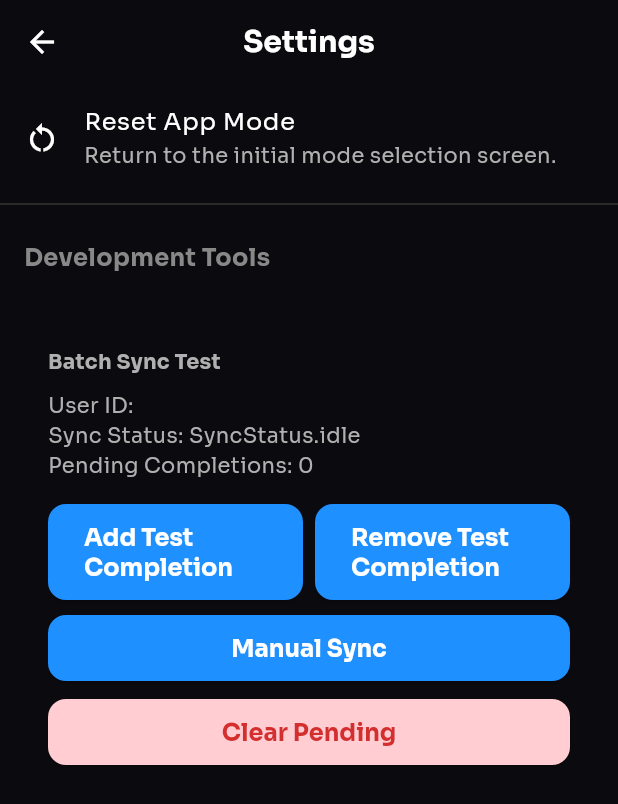
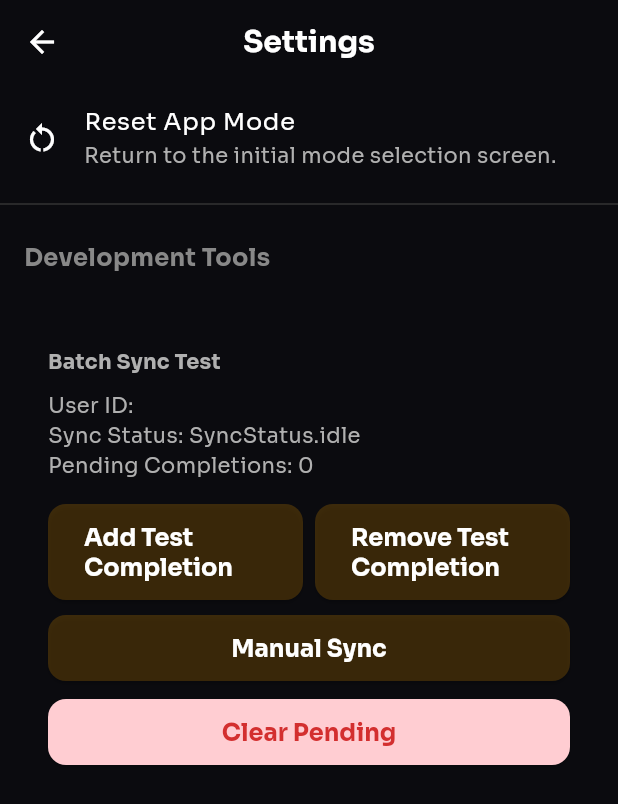
Before and after one commit to Ayush312003/AlphaFlow, a Flutter app: the SettingsPage screen opened by its route, on a phone screen of 412 x 824 dp. Shown: the top 804 px of the screen. Run offline on Flutter 3.47's test engine with Material 3 defaults, Android fonts, the phone set to English and light mode, and no system bars; our stand-ins replace cloud_firestore, firebase_auth, firebase_core, flutter_riverpod, google_fonts, lottie and 2 more; missing offline and left inert: flutter_radar_chart; accounts and stored records are empty; network calls fail.

Commit message:
refine select mode page, etc

```diff
--- a/alphaflow/lib/core/theme/alphaflow_theme.dart
+++ b/alphaflow/lib/core/theme/alphaflow_theme.dart
@@ -10,7 +10,7 @@ class AlphaFlowTheme {
   static const Color textPrimary = Color(0xFFFFFFFF);
   static const Color textSecondary = Color(0xFFB0B0B0);
   static const Color cardOverlay = Color(0x66000000); // rgba(0,0,0,0.4)
-  static const Color highlight = Color(0xFF1E90FF);
+  static const Color highlight = Color(0x33FFA500); // subtle orange with low opacity
   static const Color shadow = Color(0x55000000); // #00000055
 
   // Guided Mode Specific Colors
--- a/alphaflow/lib/features/onboarding/presentation/select_mode_page.dart
+++ b/alphaflow/lib/features/onboarding/presentation/select_mode_page.dart
@@ -150,6 +150,9 @@ class _ModeCard extends StatelessWidget {
       child: InkWell(
         borderRadius: BorderRadius.circular(radius),
         onTap: onTap,
+        focusColor: Colors.white.withOpacity(0.10),
+        hoverColor: Colors.white.withOpacity(0.08),
+        splashColor: Colors.white.withOpacity(0.12),
         child: Container(
           width: double.infinity,
           padding: const EdgeInsets.symmetric(vertical: 28, horizontal: 20),
```
